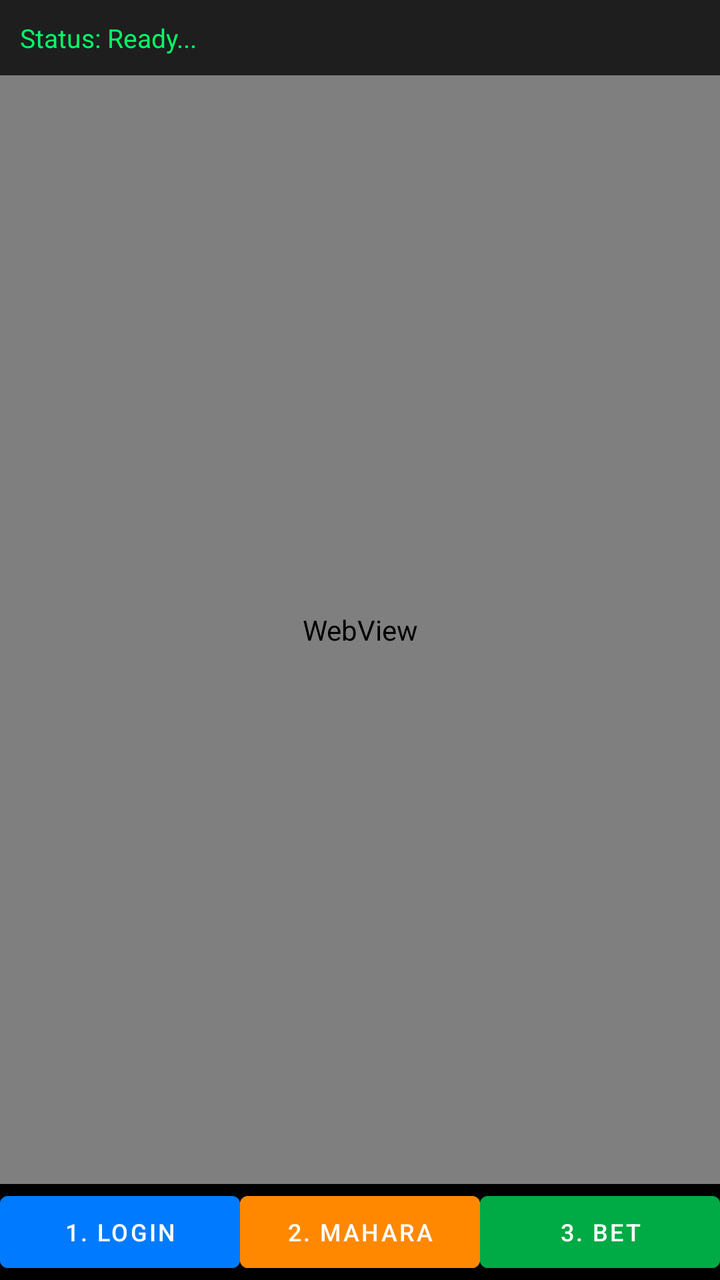
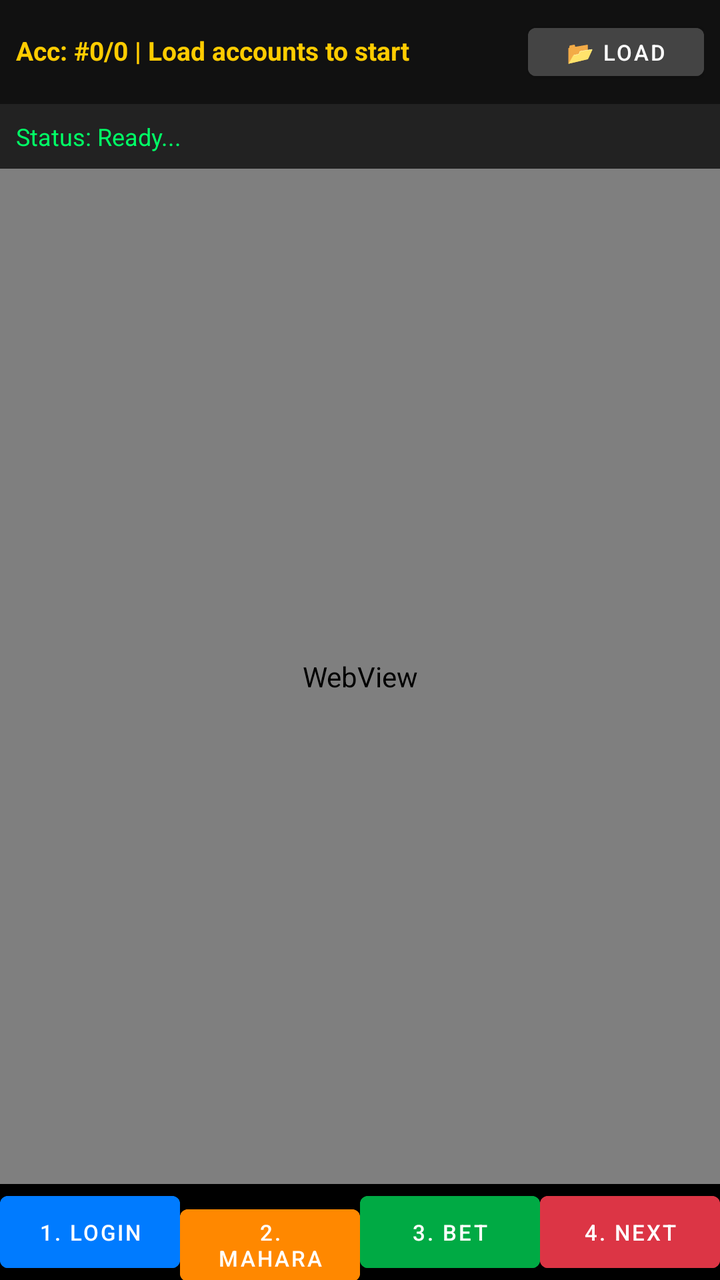

Before-and-after screenshots of an Android layout around one commit, followed by the original layout XML and the change that was made.
<!-- AndroidManifest.xml: application theme Theme.MaterialComponents.DayNight.NoActionBar -->
<!-- res/layout/activity_main.xml -->
<?xml version="1.0" encoding="utf-8"?>
<LinearLayout xmlns:android="http://schemas.android.com/apk/res/android"
    android:layout_width="match_parent"
    android:layout_height="match_parent"
    android:orientation="vertical">

    
    <TextView
        android:id="@+id/tvStatus"
        android:layout_width="match_parent"
        android:layout_height="wrap_content"
        android:background="#1E1E1E"
        android:padding="10dp"
        android:text="Status: Ready..."
        android:textColor="#00FF66"
        android:textSize="13sp" />

    
    <WebView
        android:id="@+id/webView"
        android:layout_width="match_parent"
        android:layout_height="0dp"
        android:layout_weight="1" />

    
    <LinearLayout
        android:layout_width="match_parent"
        android:layout_height="wrap_content"
        android:orientation="horizontal"
        android:weightSum="3"
        android:background="#000000">

        <Button
            android:id="@+id/btnStep1"
            android:layout_width="0dp"
            android:layout_height="wrap_content"
            android:layout_weight="1"
            android:text="1. Login"
            android:textSize="12sp"
            android:backgroundTint="#007BFF" />

        <Button
            android:id="@+id/btnStep2"
            android:layout_width="0dp"
            android:layout_height="wrap_content"
            android:layout_weight="1"
            android:text="2. Mahara"
            android:textSize="12sp"
            android:backgroundTint="#FF8800" />

        <Button
            android:id="@+id/btnStep3"
            android:layout_width="0dp"
            android:layout_height="wrap_content"
            android:layout_weight="1"
            android:text="3. Bet"
            android:textSize="12sp"
            android:backgroundTint="#00AA44" />
    </LinearLayout>
</LinearLayout>
<!-- resources referenced by this layout -->
<resources>

</resources>

<!-- the commit's change to res/layout/activity_main.xml (unified diff, before → after) -->
@@ -5,15 +5,44 @@
     android:orientation="vertical">
 
     
+    <LinearLayout
+        android:layout_width="match_parent"
+        android:layout_height="wrap_content"
+        android:background="#111111"
+        android:orientation="horizontal"
+        android:padding="8dp">
+
+        <TextView
+            android:id="@+id/tvAccountInfo"
+            android:layout_width="0dp"
+            android:layout_height="wrap_content"
+            android:layout_weight="1"
+            android:text="Acc: #0/0 | Load accounts to start"
+            android:textColor="#FFCC00"
+            android:textSize="13sp"
+            android:textStyle="bold" />
+
+        <Button
+            android:id="@+id/btnLoadAccounts"
+            android:layout_width="wrap_content"
+            android:layout_height="36dp"
+            android:backgroundTint="#444444"
+            android:paddingHorizontal="10dp"
+            android:text="📂 LOAD"
+            android:textColor="#FFFFFF"
+            android:textSize="11sp" />
+    </LinearLayout>
+
+    
     <TextView
         android:id="@+id/tvStatus"
         android:layout_width="match_parent"
         android:layout_height="wrap_content"
-        android:background="#1E1E1E"
-        android:padding="10dp"
+        android:background="#222222"
+        android:padding="8dp"
         android:text="Status: Ready..."
         android:textColor="#00FF66"
-        android:textSize="13sp" />
+        android:textSize="12sp" />
 
     
     <WebView
@@ -26,35 +55,48 @@
     <LinearLayout
         android:layout_width="match_parent"
         android:layout_height="wrap_content"
+        android:background="#000000"
         android:orientation="horizontal"
-        android:weightSum="3"
-        android:background="#000000">
+        android:weightSum="4">
 
         <Button
             android:id="@+id/btnStep1"
             android:layout_width="0dp"
             android:layout_height="wrap_content"
             android:layout_weight="1"
-            android:text="1. Login"
-            android:textSize="12sp"
-            android:backgroundTint="#007BFF" />
+            android:backgroundTint="#007BFF"
+            android:text="1. LOGIN"
+            android:textColor="#FFFFFF"
+            android:textSize="11sp" />
 
         <Button
             android:id="@+id/btnStep2"
             android:layout_width="0dp"
             android:layout_height="wrap_content"
             android:layout_weight="1"
-            android:text="2. Mahara"
-            android:textSize="12sp"
-            android:backgroundTint="#FF8800" />
+            android:backgroundTint="#FF8800"
+            android:text="2. MAHARA"
+            android:textColor="#FFFFFF"
+            android:textSize="11sp" />
 
         <Button
             android:id="@+id/btnStep3"
             android:layout_width="0dp"
             android:layout_height="wrap_content"
             android:layout_weight="1"
-            android:text="3. Bet"
-            android:textSize="12sp"
-            android:backgroundTint="#00AA44" />
+            android:backgroundTint="#00AA44"
+            android:text="3. BET"
+            android:textColor="#FFFFFF"
+            android:textSize="11sp" />
+
+        <Button
+            android:id="@+id/btnStep4"
+            android:layout_width="0dp"
+            android:layout_height="wrap_content"
+            android:layout_weight="1"
+            android:backgroundTint="#DC3545"
+            android:text="4. NEXT"
+            android:textColor="#FFFFFF"
+            android:textSize="11sp" />
     </LinearLayout>
 </LinearLayout>
